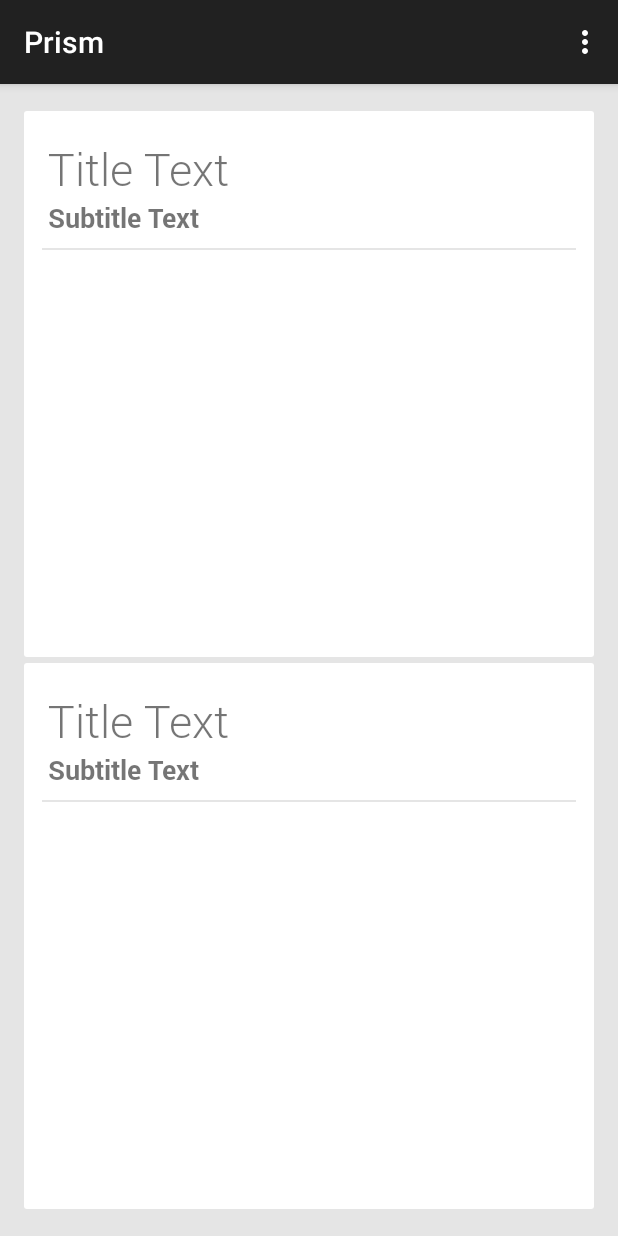
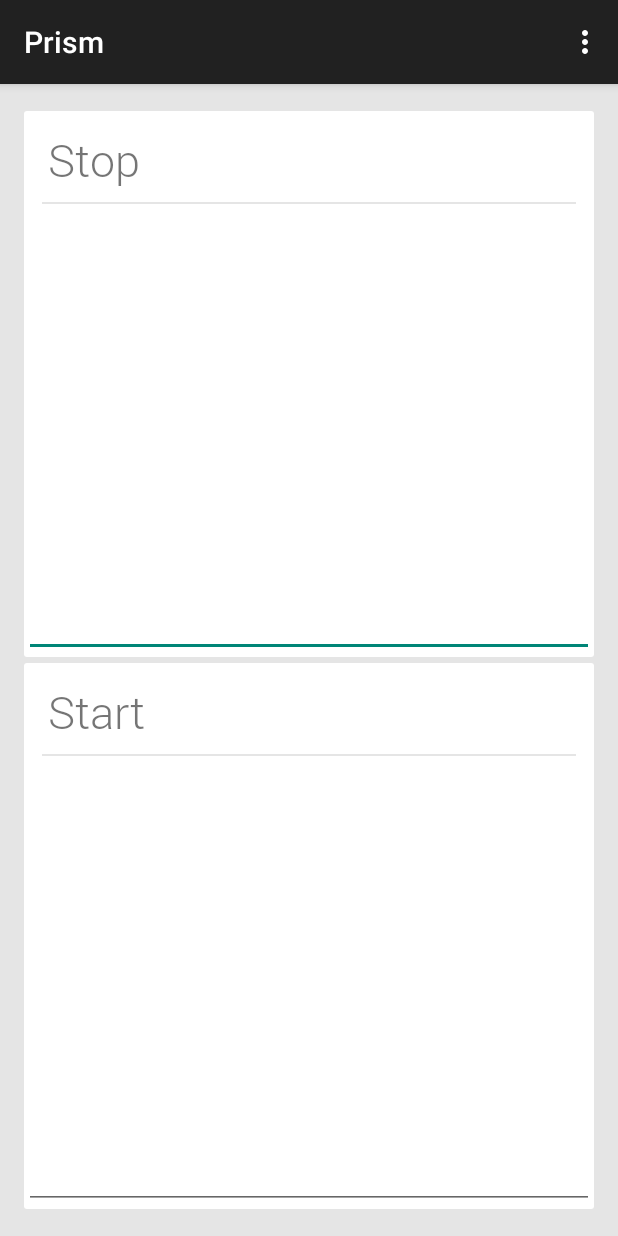
Before and after one commit to phyous/prism, an Android app: the screen it shows after launch (GraderActivity), on a phone screen of 412 x 824 dp. Run offline under Robolectric (Android 15) with nearby library versions, the phone set to English and light mode, and no system bars.

Commit message:
Added titles for GraderCardFragment

```diff
--- a/Prism/src/main/java/com/phyous/prism/GraderActivity.java
+++ b/Prism/src/main/java/com/phyous/prism/GraderActivity.java
@@ -1,5 +1,6 @@
 package com.phyous.prism;
 
+import android.support.v4.app.Fragment;
 import android.support.v7.app.ActionBarActivity;
 import android.os.Bundle;
 import android.view.Menu;
@@ -12,10 +13,13 @@ public class GraderActivity extends ActionBarActivity {
         super.onCreate(savedInstanceState);
         setContentView(R.layout.activity_grader);
 
+        Fragment startFragment = new GraderCardFragment("Stop");
+        Fragment stopFragment = new GraderCardFragment("Start");
+
         if (savedInstanceState == null) {
             getSupportFragmentManager().beginTransaction()
-                    .add(R.id.plus, new GraderCardFragment())
-                    .add(R.id.minus, new GraderCardFragment())
+                    .add(R.id.plus, startFragment)
+                    .add(R.id.minus, stopFragment)
                     .commit();
         }
     }
--- a/Prism/src/main/java/com/phyous/prism/GraderCardFragment.java
+++ b/Prism/src/main/java/com/phyous/prism/GraderCardFragment.java
@@ -6,15 +6,22 @@ import android.view.LayoutInflater;
 import android.view.View;
 import android.view.ViewGroup;
 
+import com.phyous.prism.widget.TypefacedTextView;
+
 public class GraderCardFragment extends Fragment {
+    private final String mTitle;
 
-    public GraderCardFragment() {
+    public GraderCardFragment(String title) {
+        mTitle = title;
     }
 
     @Override
     public View onCreateView(LayoutInflater inflater, ViewGroup container,
             Bundle savedInstanceState) {
         View rootView = inflater.inflate(R.layout.fragment_grader_card, container, false);
+        TypefacedTextView tv = (TypefacedTextView) rootView.findViewById(R.id.title);
+        tv.setText(mTitle);
+
         return rootView;
     }
 }
--- a/Prism/src/main/res/layout/fragment_grader_card.xml
+++ b/Prism/src/main/res/layout/fragment_grader_card.xml
@@ -19,27 +19,15 @@
                 android:layout_width="wrap_content"
                 android:layout_height="wrap_content"
                 android:textSize="30sp"
-                android:paddingTop="18dp"
+                android:paddingTop="12dp"
                 android:paddingLeft="16dp"
                 android:paddingRight="16dp"
                 app:typeface="fonts/Roboto-Light.ttf"
                 />
 
-        <com.phyous.prism.widget.TypefacedTextView
-                android:id="@+id/subtitle"
-                android:text="Subtitle Text"
-                android:layout_width="wrap_content"
-                android:layout_height="wrap_content"
-                android:layout_below="@id/title"
-                android:textSize="18sp"
-                android:paddingLeft="16dp"
-                android:paddingRight="16dp"
-                app:typeface="fonts/Roboto-Bold.ttf"
-                />
-
         <View
                 android:id="@+id/div_bar"
-                android:layout_below="@id/subtitle"
+                android:layout_below="@id/title"
                 android:layout_width="match_parent"
                 android:layout_height="1dp"
                 android:layout_marginTop="8dp"
@@ -49,6 +37,12 @@
                 android:background="@color/background_grey"
                 />
 
+        <EditText
+                android:id="@+id/text_entry"
+                android:layout_below="@+id/div_bar"
+                android:layout_width="match_parent"
+                android:layout_height="match_parent"/>
+
     </RelativeLayout>
 
 
```
